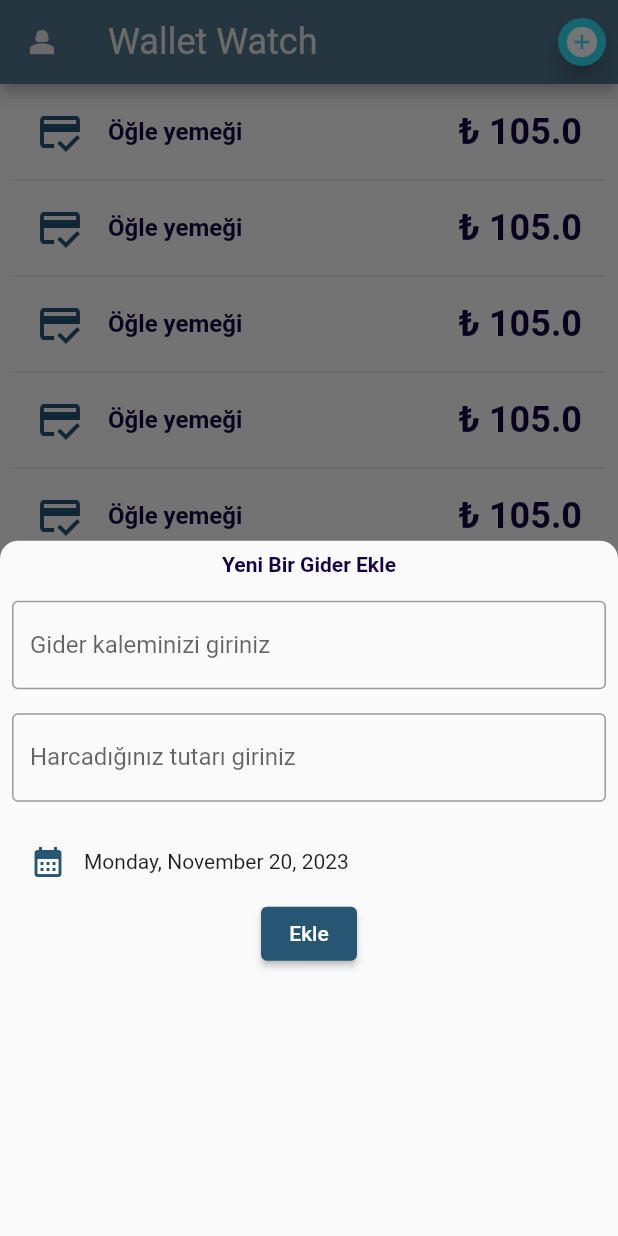
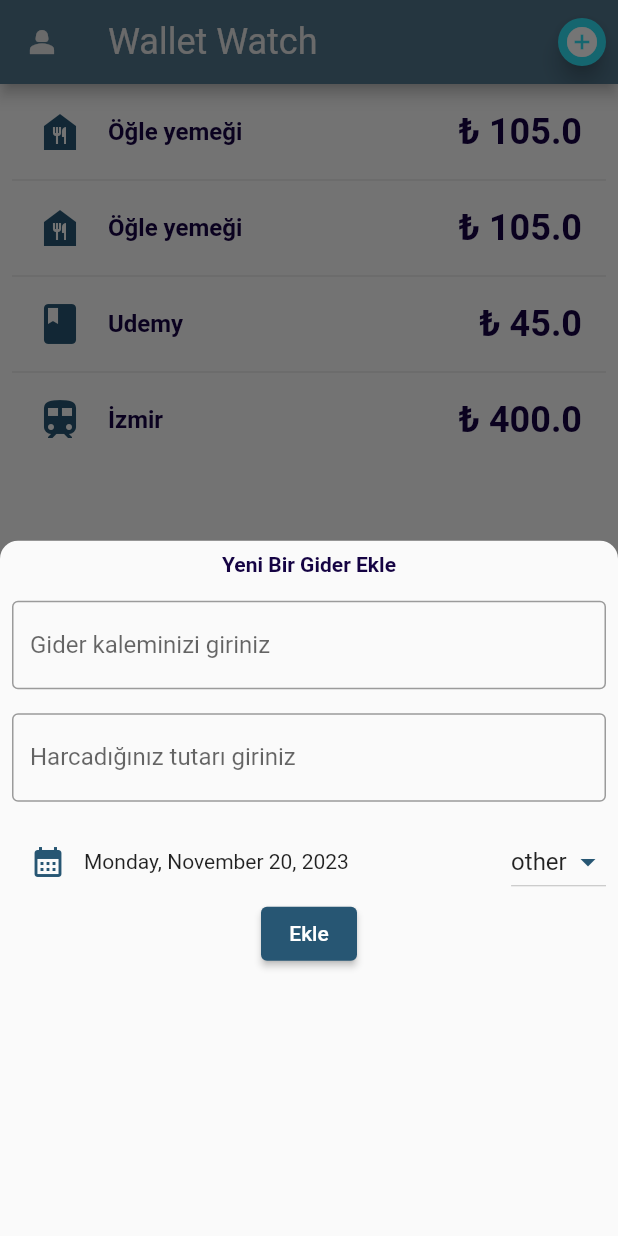
Before and after one commit to zehraCoskun/tobeto-flutter, a Flutter app: the HomeView screen opened by its route, after a tap on the "add circle" icon, on a phone screen of 412 x 824 dp. Run offline on Flutter 3.47's test engine with Material 2 defaults, Android fonts, the phone set to English and light mode, and no system bars.

Commit message:
drop down button added

```diff
--- a/wallet_watch/lib/main.dart
+++ b/wallet_watch/lib/main.dart
@@ -12,7 +12,7 @@ void main() {
       appBar: LoginAppBar(),
     ),
     routes: {
-      '/toHome': (context) => HomeView(),
+      '/toHome': (context) => const HomeView(),
     },
   ));
 }
--- a/wallet_watch/lib/models/expense.dart
+++ b/wallet_watch/lib/models/expense.dart
@@ -1,13 +1,29 @@
+import 'package:flutter/material.dart';
 import 'package:uuid/uuid.dart';
 
 const uuid = Uuid();
 
+enum Category { work, travel, food, dress, other }
+
+const categoryIcon = {
+  Category.work: Icons.book,
+  Category.travel: Icons.train,
+  Category.food: Icons.food_bank,
+  Category.dress: Icons.shop,
+  Category.other: Icons.credit_card_rounded
+};
+
 class Expense {
-  Expense({required this.spend, required this.date, required this.price})
+  Expense(
+      {required this.spend,
+      required this.date,
+      required this.price,
+      required this.category})
       : id = uuid.v4();
 
   final String id;
   final String spend;
   final DateTime date;
   final double price;
+  final Category category;
 }
--- a/wallet_watch/lib/views/add_view.dart
+++ b/wallet_watch/lib/views/add_view.dart
@@ -47,13 +47,6 @@ class AddView extends StatelessWidget {
                 ),
               ),
               const NewExpense(),
-              ElevatedButton(
-                  style: ElevatedButton.styleFrom(
-                      backgroundColor: MyColors.mainColor),
-                  onPressed: () {
-                    Navigator.of(context).pop();
-                  },
-                  child: const Text("Ekle"))
             ],
           ),
         );
--- a/wallet_watch/lib/views/home_view.dart
+++ b/wallet_watch/lib/views/home_view.dart
@@ -18,18 +18,26 @@ class _HomeViewState extends State<HomeView> {
   final double lineFont = 16.0;
 
   List<Expense> expenses = [
-    Expense(spend: "Öğle yemeği", date: DateTime.now(), price: 105),
-    Expense(spend: "Öğle yemeği", date: DateTime.now(), price: 105),
-    Expense(spend: "Öğle yemeği", date: DateTime.now(), price: 105),
-    Expense(spend: "Öğle yemeği", date: DateTime.now(), price: 105),
-    Expense(spend: "Öğle yemeği", date: DateTime.now(), price: 105),
-    Expense(spend: "Öğle yemeği", date: DateTime.now(), price: 105),
-    Expense(spend: "Öğle yemeği", date: DateTime.now(), price: 105),
-    Expense(spend: "Öğle yemeği", date: DateTime.now(), price: 105),
-    Expense(spend: "Öğle yemeği", date: DateTime.now(), price: 105),
-    Expense(spend: "Öğle yemeği", date: DateTime.now(), price: 105),
-    Expense(spend: "Öğle yemeği", date: DateTime.now(), price: 105),
-    Expense(spend: "Öğle yemeği", date: DateTime.now(), price: 105),
+    Expense(
+        spend: "Öğle yemeği",
+        date: DateTime.now(),
+        price: 105,
+        category: Category.food),
+    Expense(
+        spend: "Öğle yemeği",
+        date: DateTime.now(),
+        price: 105,
+        category: Category.food),
+    Expense(
+        spend: "Udemy",
+        date: DateTime.now(),
+        price: 45,
+        category: Category.work),
+    Expense(
+        spend: "İzmir",
+        date: DateTime.now(),
+        price: 400,
+        category: Category.travel)
   ];
 
   @override
@@ -50,7 +58,7 @@ class _HomeViewState extends State<HomeView> {
                     Padding(
                       padding: EdgeInsets.symmetric(horizontal: linePadding),
                       child: Icon(
-                        Icons.credit_score,
+                        categoryIcon[expenses[index].category],
                         color: MyColors.mainColor,
                         size: lineFont * 2,
                       ),
--- a/wallet_watch/lib/views/new_expense_view.dart
+++ b/wallet_watch/lib/views/new_expense_view.dart
@@ -1,6 +1,7 @@
 import 'package:flutter/material.dart';
 import 'package:intl/intl.dart';
 import 'package:wallet_watch/assets/mycolors.dart';
+import 'package:wallet_watch/models/expense.dart';
 
 class NewExpense extends StatefulWidget {
   const NewExpense({super.key});
@@ -16,27 +17,13 @@ class _NewExpenseState extends State<NewExpense> {
   final String priceHintText = "Harcama tutarı";
   final TextEditingController _usernameController = TextEditingController();
   final TextEditingController _passwordController = TextEditingController();
-  DateTime selectedDate = DateTime.now();
-
-  Future<void> _selectDate(BuildContext context) async {
-    final DateTime? picked = await showDatePicker(
-      context: context,
-      initialDate: selectedDate,
-      firstDate:
-          DateTime.now().subtract(const Duration(days: 365)), // son bir yıl
-      lastDate: DateTime.now(),
-    );
-
-    if (picked != null && picked != selectedDate) {
-      setState(() {
-        selectedDate = picked;
-      });
-    }
-  }
+  DateTime _selectedDate = DateTime.now();
+  Category _selectedCategory = Category.other;
 
   @override
   Widget build(BuildContext context) {
     return Column(
+      mainAxisAlignment: MainAxisAlignment.center,
       children: [
         NewExpenseTextfield(
           controller: _usernameController,
@@ -48,6 +35,7 @@ class _NewExpenseState extends State<NewExpense> {
           labelText: priceLabel,
           hintText: priceHintText,
           keyboardType: TextInputType.number,
+          prefixText: "₺",
         ),
         Row(
           children: [
@@ -59,11 +47,58 @@ class _NewExpenseState extends State<NewExpense> {
                   Icons.calendar_month,
                   color: MyColors.mainColor,
                 )),
-            Text(DateFormat.yMMMMEEEEd().format(selectedDate))
+            Text(DateFormat.yMMMMEEEEd().format(_selectedDate)),
+            const Spacer(),
+            categoryButton()
           ],
-        )
+        ),
+        ElevatedButton(
+            style:
+                ElevatedButton.styleFrom(backgroundColor: MyColors.mainColor),
+            onPressed: () {
+              Navigator.of(context).pop();
+            },
+            child: const Text("Ekle")),
       ],
     );
+  }
+
+  Future<void> _selectDate(BuildContext context) async {
+    //asenkron olduğu için bu kod bloğu çalışmayı bitirmeden bir sonraki kod çalışmaya başlar ve devam eder
+    final DateTime? picked = await showDatePicker(
+        //await ile bu kod bluğu işlemi tamamladıktan sonra buradaki işleri yapar
+        context: context,
+        initialDate: _selectedDate,
+        firstDate:
+            DateTime.now().subtract(const Duration(days: 365)), // son bir yıl
+        lastDate: DateTime.now());
+    //     .then((value) { //asenkron işlem bittikten sonra çalışır
+    //   print("işlem bittikten sonra çalışır");
+    // });
+
+    if (picked != null && picked != _selectedDate) {
+      setState(() {
+        _selectedDate = picked;
+      });
+    }
+  }
+
+  DropdownButton<Category> categoryButton() {
+    return DropdownButton(
+        dropdownColor: MyColors.secondaryTextColor,
+        iconEnabledColor: MyColors.mainColor,
+        value: _selectedCategory,
+        items: Category.values.map((category) {
+          return DropdownMenuItem(
+            value: category,
+            child: Text(category.name),
+          );
+        }).toList(),
+        onChanged: (value) {
+          setState(() {
+            if (value != null) _selectedCategory = value;
+          });
+        });
   }
 }
 
@@ -72,12 +107,14 @@ class NewExpenseTextfield extends StatelessWidget {
   final String labelText;
   final String hintText;
   final TextInputType keyboardType;
+  final String prefixText;
 
   const NewExpenseTextfield(
       {super.key,
       required this.controller,
       required this.labelText,
       required this.hintText,
+      this.prefixText = "",
       this.keyboardType = TextInputType.text});
 
   @override
@@ -88,10 +125,10 @@ class NewExpenseTextfield extends StatelessWidget {
           controller: controller,
           keyboardType: keyboardType,
           decoration: InputDecoration(
-            border: const OutlineInputBorder(),
-            labelText: labelText,
-            hintText: hintText,
-          ),
+              border: const OutlineInputBorder(),
+              labelText: labelText,
+              hintText: hintText,
+              prefixText: prefixText),
         ),
         const SizedBox(
           height: 16,
```
